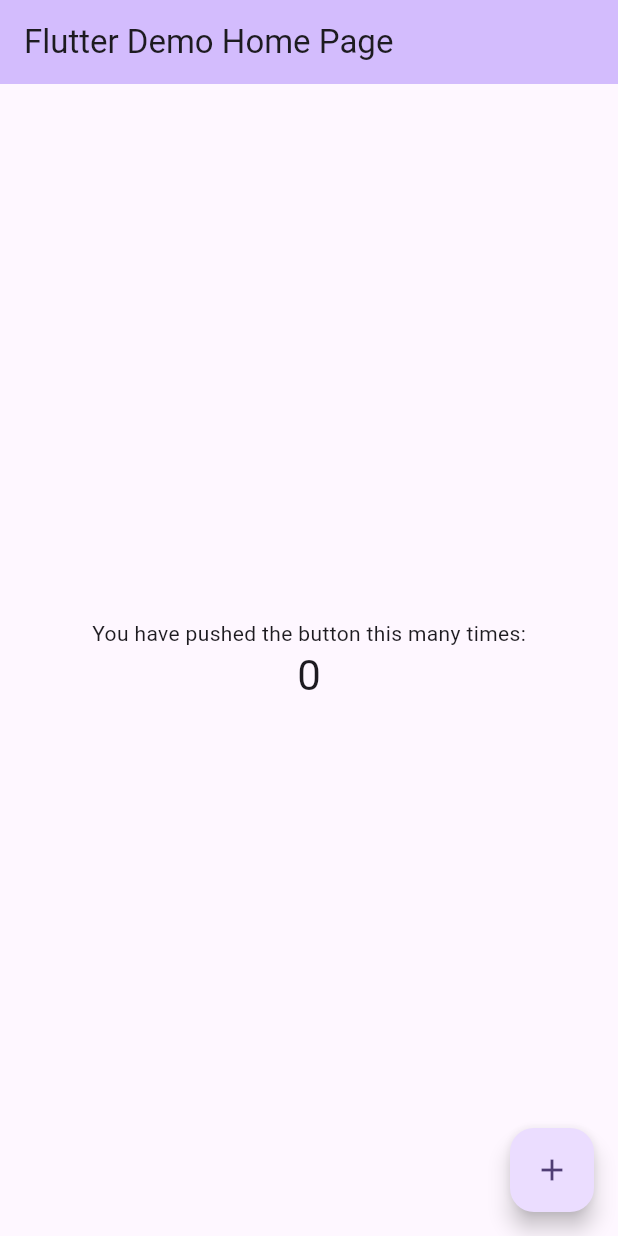
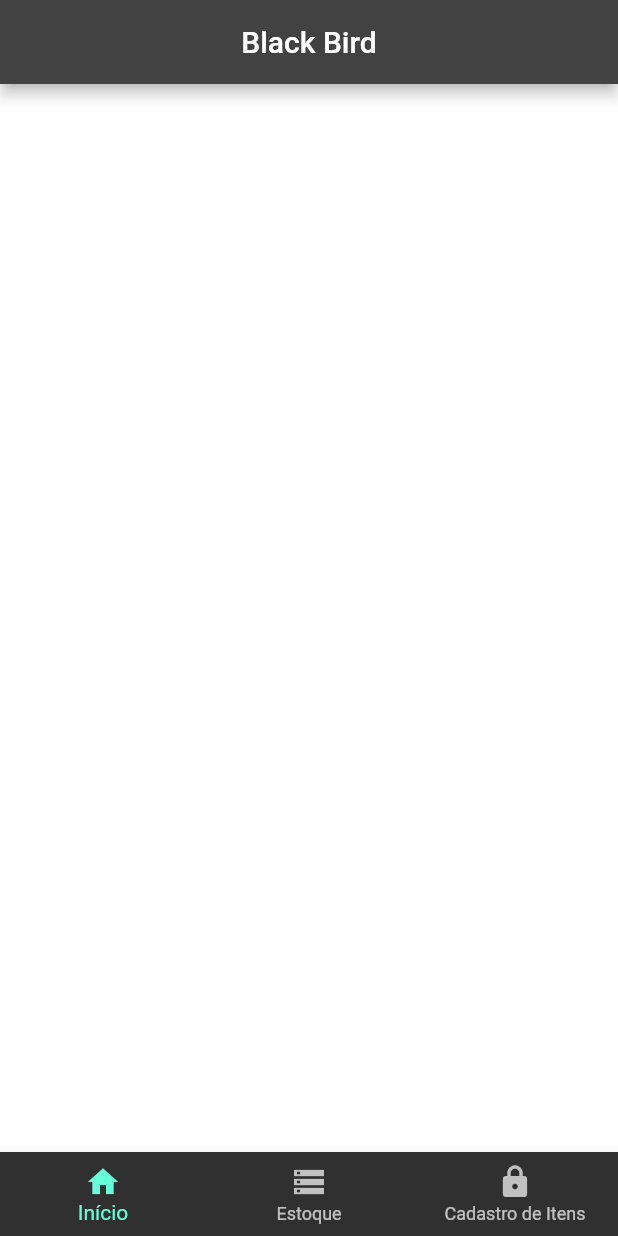
Before and after one commit to Brenokardoso/BB_Project, a Flutter app: the screen it shows after launch, on a phone screen of 412 x 824 dp. Run offline on Flutter 3.47's test engine with Material 2 defaults, Android fonts, the phone set to English and light mode, and no system bars; our stand-ins replace flutter_modular.

Commit message:
projeto inicado

```diff
--- a/lib/main.dart
+++ b/lib/main.dart
@@ -1,125 +1,55 @@
+// ignore_for_file: use_key_in_widget_constructors, prefer_const_constructors_in_immutables, unnecessary_overrides
+
+import 'package:bb_project/pages/cadastro.dart';
+import 'package:bb_project/pages/estoque.dart';
+import 'package:bb_project/pages/home_page.dart';
 import 'package:flutter/material.dart';
+import 'package:flutter_modular/flutter_modular.dart';
 
 void main() {
-  runApp(const MyApp());
+  runApp(ModularApp(
+    module: ManagementRouter(),
+    child: RootManagement(),
+  ));
 }
 
-class MyApp extends StatelessWidget {
-  const MyApp({super.key});
+class ManagementRouter extends Module {
+  @override
+  void binds(Injector i) {
+    super.binds(i);
+  }
 
-  // This widget is the root of your application.
+  @override
+  void routes(RouteManager r) {
+    r.child(
+      "/",
+      child: (_) => const HomePage(),
+      transition: TransitionType.noTransition,
+    );
+    r.child(
+      "/storage",
+      child: (storage) => const Storage(),
+      transition: TransitionType.noTransition,
+    );
+    r.child(
+      "/cadastro",
+      child: (_) => const Cadastro(),
+      transition: TransitionType.noTransition,
+    );
+    super.routes(r);
+  }
+}
+
+class RootManagement extends StatelessWidget {
+  RootManagement({Key? key});
+
   @override
   Widget build(BuildContext context) {
-    return MaterialApp(
-      title: 'Flutter Demo',
-      theme: ThemeData(
-        // This is the theme of your application.
-        //
-        // TRY THIS: Try running your application with "flutter run". You'll see
-        // the application has a blue toolbar. Then, without quitting the app,
-        // try changing the seedColor in the colorScheme below to Colors.green
-        // and then invoke "hot reload" (save your changes or press the "hot
-        // reload" button in a Flutter-supported IDE, or press "r" if you used
-        // the command line to start the app).
-        //
-        // Notice that the counter didn't reset back to zero; the application
-        // state is not lost during the reload. To reset the state, use hot
-        // restart instead.
-        //
-        // This works for code too, not just values: Most code changes can be
-        // tested with just a hot reload.
-        colorScheme: ColorScheme.fromSeed(seedColor: Colors.deepPurple),
-        useMaterial3: true,
-      ),
-      home: const MyHomePage(title: 'Flutter Demo Home Page'),
+    return MaterialApp.router(
+      title: "Black Bird",
+      theme: ThemeData.dark(),
+      routerConfig: Modular.routerConfig,
+      debugShowCheckedModeBanner: false,
     );
   }
 }
-
-class MyHomePage extends StatefulWidget {
-  const MyHomePage({super.key, required this.title});
-
-  // This widget is the home page of your application. It is stateful, meaning
-  // that it has a State object (defined below) that contains fields that affect
-  // how it looks.
-
-  // This class is the configuration for the state. It holds the values (in this
-  // case the title) provided by the parent (in this case the App widget) and
-  // used by the build method of the State. Fields in a Widget subclass are
-  // always marked "final".
-
-  final String title;
-
-  @override
-  State<MyHomePage> createState() => _MyHomePageState();
-}
-
-class _MyHomePageState extends State<MyHomePage> {
-  int _counter = 0;
-
-  void _incrementCounter() {
-    setState(() {
-      // This call to setState tells the Flutter framework that something has
-      // changed in this State, which causes it to rerun the build method below
-      // so that the display can reflect the updated values. If we changed
-      // _counter without calling setState(), then the build method would not be
-      // called again, and so nothing would appear to happen.
-      _counter++;
-    });
-  }
-
-  @override
-  Widget build(BuildContext context) {
-    // This method is rerun every time setState is called, for instance as done
-    // by the _incrementCounter method above.
-    //
-    // The Flutter framework has been optimized to make rerunning build methods
-    // fast, so that you can just rebuild anything that needs updating rather
-    // than having to individually change instances of widgets.
-    return Scaffold(
-      appBar: AppBar(
-        // TRY THIS: Try changing the color here to a specific color (to
-        // Colors.amber, perhaps?) and trigger a hot reload to see the AppBar
-        // change color while the other colors stay the same.
-        backgroundColor: Theme.of(context).colorScheme.inversePrimary,
-        // Here we take the value from the MyHomePage object that was created by
-        // the App.build method, and use it to set our appbar title.
-        title: Text(widget.title),
-      ),
-      body: Center(
-        // Center is a layout widget. It takes a single child and positions it
-        // in the middle of the parent.
-        child: Column(
-          // Column is also a layout widget. It takes a list of children and
-          // arranges them vertically. By default, it sizes itself to fit its
-          // children horizontally, and tries to be as tall as its parent.
-          //
-          // Column has various properties to control how it sizes itself and
-          // how it positions its children. Here we use mainAxisAlignment to
-          // center the children vertically; the main axis here is the vertical
-          // axis because Columns are vertical (the cross axis would be
-          // horizontal).
-          //
-          // TRY THIS: Invoke "debug painting" (choose the "Toggle Debug Paint"
-          // action in the IDE, or press "p" in the console), to see the
-          // wireframe for each widget.
-          mainAxisAlignment: MainAxisAlignment.center,
-          children: <Widget>[
-            const Text(
-              'You have pushed the button this many times:',
-            ),
-            Text(
-              '$_counter',
-              style: Theme.of(context).textTheme.headlineMedium,
-            ),
-          ],
-        ),
-      ),
-      floatingActionButton: FloatingActionButton(
-        onPressed: _incrementCounter,
-        tooltip: 'Increment',
-        child: const Icon(Icons.add),
-      ), // This trailing comma makes auto-formatting nicer for build methods.
-    );
-  }
-}
--- /dev/null
+++ b/lib/pages/cadastro.dart
@@ -0,0 +1,19 @@
+import 'package:bb_project/widgets/bottom_navigator_bar.dart';
+import 'package:flutter/material.dart';
+
+class Cadastro extends StatelessWidget {
+  const Cadastro({super.key});
+
+  @override
+  Widget build(BuildContext context) {
+    return Scaffold(
+      appBar: AppBar(
+        title: const Center(child: Text("Black Bird Cadastro")),
+      ),
+      bottomNavigationBar: const CustomBottomNavigationBar(),
+      body: SingleChildScrollView(
+        child: Container(),
+      ),
+    );
+  }
+}
--- /dev/null
+++ b/lib/pages/home_page.dart
@@ -0,0 +1,24 @@
+// ignore_for_file: prefer_const_constructors, non_constant_identifier_names, no_leading_underscores_for_local_identifiers, unused_local_variable, unused_element, prefer_const_literals_to_create_immutables
+
+import 'package:bb_project/widgets/bottom_navigator_bar.dart';
+import 'package:bb_project/widgets/card_for_itens.dart';
+import 'package:flutter/material.dart';
+import 'package:flutter_modular/flutter_modular.dart';
+
+class HomePage extends StatelessWidget {
+  const HomePage({Key? key}) : super(key: key);
+
+  @override
+  Widget build(BuildContext context) {
+    return Scaffold(
+      appBar: AppBar(
+        title: Center(child: Text("Black Bird")),
+      ),
+      bottomNavigationBar: const CustomBottomNavigationBar(),
+      body: Container(
+        margin: EdgeInsets.symmetric(),
+        color: Colors.white,
+      ),
+    );
+  }
+}
--- /dev/null
+++ b/lib/widgets/bottom_navigator_bar.dart
@@ -0,0 +1,54 @@
+import 'package:flutter/material.dart';
+import 'package:flutter_modular/flutter_modular.dart';
+
+class CustomBottomNavigationBar extends StatefulWidget {
+  const CustomBottomNavigationBar({Key? key}) : super(key: key);
+
+  @override
+  State<CustomBottomNavigationBar> createState() =>
+      _CustomBottomNavigationBarState();
+}
+
+class _CustomBottomNavigationBarState extends State<CustomBottomNavigationBar> {
+  var _selectedIndex = 0;
+
+  void _onTapItem(int index) {
+    setState(() {
+      _selectedIndex = index;
+    });
+
+    switch (index) {
+      case 0:
+        Modular.to.navigate("/");
+        return;
+      case 1:
+        Modular.to.navigate("/storage");
+        return;
+      case 2:
+        Modular.to.navigate("/cadastro");
+        return;
+    }
+  }
+
+  @override
+  Widget build(BuildContext context) {
+    return BottomNavigationBar(
+      items: const [
+        BottomNavigationBarItem(
+          icon: Icon(Icons.home),
+          label: "Início",
+        ),
+        BottomNavigationBarItem(
+          icon: Icon(Icons.storage),
+          label: "Estoque",
+        ),
+        BottomNavigationBarItem(
+          icon: Icon(Icons.lock_rounded),
+          label: "Cadastro de Itens",
+        )
+      ],
+      currentIndex: _selectedIndex,
+      onTap: _onTapItem,
+    );
+  }
+}
--- a/pubspec.yaml
+++ b/pubspec.yaml
@@ -32,9 +32,13 @@ dependencies:
     sdk: flutter
 
 
+
   # The following adds the Cupertino Icons font to your application.
   # Use with the CupertinoIcons class for iOS style icons.
   cupertino_icons: ^1.0.2
+  bloc: ^8.1.2
+  flutter_bloc: ^8.1.3
+  flutter_modular: ^6.3.2
 
 dev_dependencies:
   flutter_test:
```
Also changed, not shown: lib/pages/estoque.dart (added, +23 -0 lines), lib/widgets/card_for_itens.dart (added), pubspec.lock, 1 other file.
